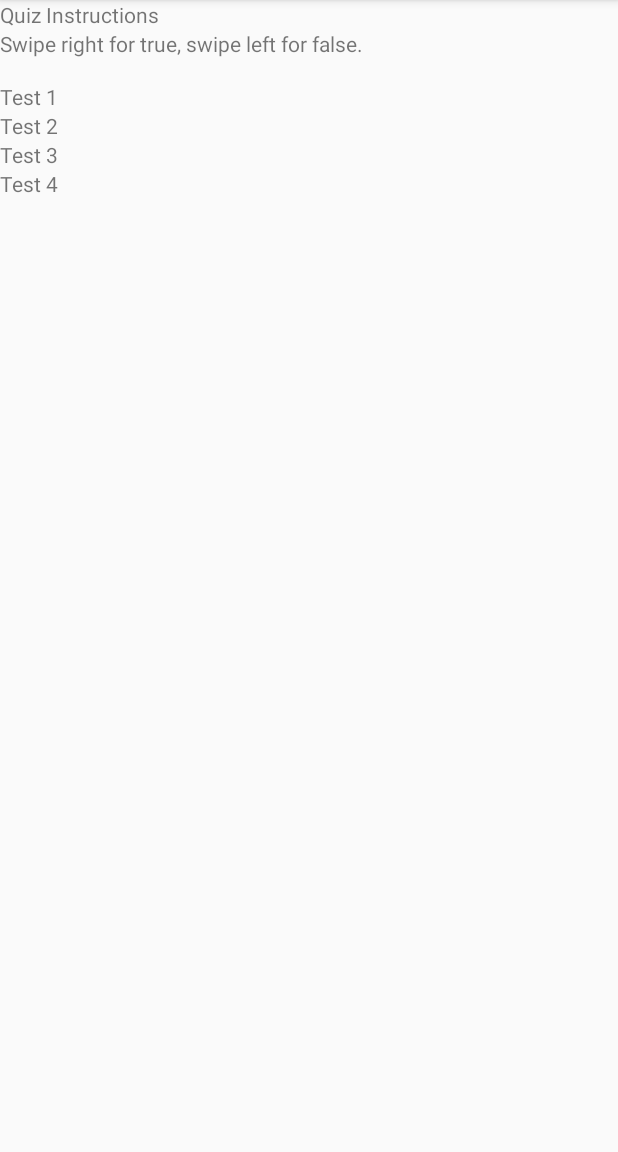
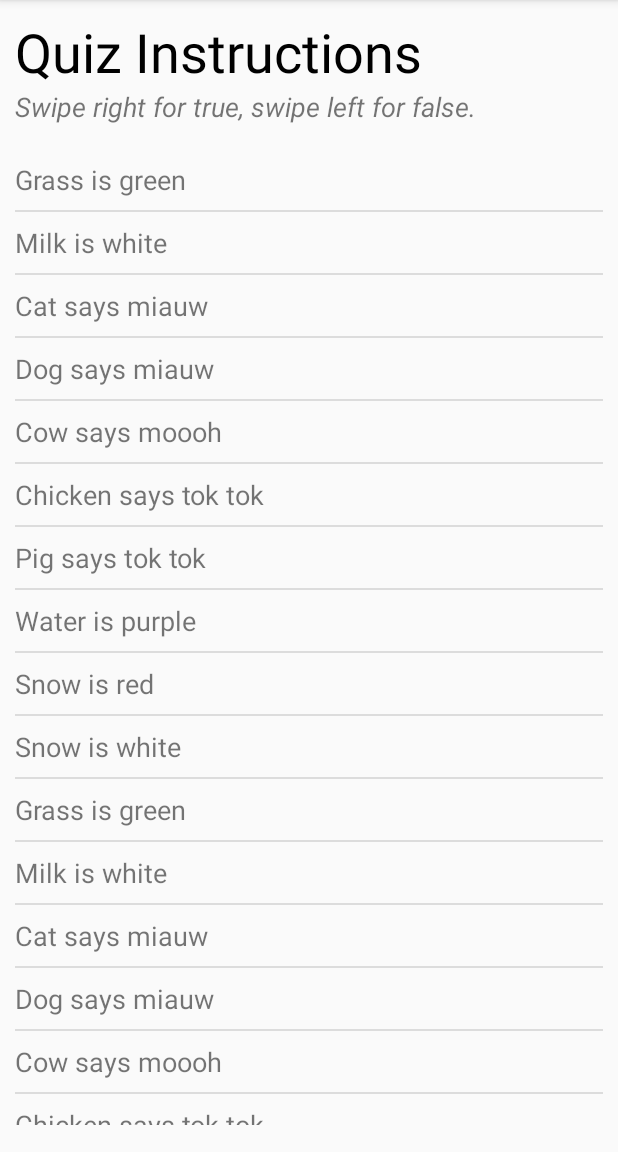
Before and after one commit to schiey001/2.2_SwipeQuiz, an Android app: the screen it shows after launch (MainActivity), on a phone screen of 412 x 824 dp, the part 84-1236 px from its top. Run offline under Robolectric (Android 15) with nearby library versions, the phone set to English and light mode, and no system bars.

Commit message:
2nd commit

```diff
--- a/app/src/main/java/com/example/swipequiz/MainActivity.kt
+++ b/app/src/main/java/com/example/swipequiz/MainActivity.kt
@@ -2,9 +2,10 @@ package com.example.swipequiz
 
 import androidx.appcompat.app.AppCompatActivity
 import android.os.Bundle
-import androidx.recyclerview.widget.LinearLayoutManager
-import androidx.recyclerview.widget.StaggeredGridLayoutManager
+import android.widget.Toast
+import androidx.recyclerview.widget.*
 import kotlinx.android.synthetic.main.activity_main.*
+import org.intellij.lang.annotations.JdkConstants
 
 class MainActivity : AppCompatActivity() {
 
@@ -18,13 +19,65 @@ class MainActivity : AppCompatActivity() {
     }
 
     private fun initViews() {
-        rvQuestions.layoutManager = StaggeredGridLayoutManager(1, LinearLayoutManager.VERTICAL)
+        rvQuestions.layoutManager = LinearLayoutManager(this@MainActivity, RecyclerView.VERTICAL, false)
         rvQuestions.adapter = questionAdapter
-
-        // Populate the questions list and notify the data set has changed.
+        rvQuestions.addItemDecoration(DividerItemDecoration(this@MainActivity, DividerItemDecoration.VERTICAL))
+        // Populate the item_question list and notify the data set has changed.
         for (i in Question.QUESTIONS.indices) {
             questions.add(Question(Question.QUESTIONS[i], Question.ANSWERS[i]))
         }
         questionAdapter.notifyDataSetChanged()
+        createItemTouchHelper().attachToRecyclerView(rvQuestions)
     }
+
+    /**
+     * Create a touch helper to recognize when a user swipes an item from a recycler view.
+     * An ItemTouchHelper enables touch behavior (like swipe and move) on each ViewHolder,
+     * and uses callbacks to signal when a user is performing these actions.
+     */
+    private fun createItemTouchHelper(): ItemTouchHelper {
+
+        // Callback which is used to create the ItemTouch helper. Only enables left swipe.
+        // Use ItemTouchHelper.SimpleCallback(0, ItemTouchHelper.LEFT or ItemTouchHelper.RIGHT) to also enable right swipe.
+        val callback = object : ItemTouchHelper.SimpleCallback(0, ItemTouchHelper.LEFT or ItemTouchHelper.RIGHT) {
+
+            // Enables or Disables the ability to move items up and down.
+            override fun onMove(
+                recyclerView: RecyclerView,
+                viewHolder: RecyclerView.ViewHolder,
+                target: RecyclerView.ViewHolder
+            ): Boolean {
+                return false
+            }
+
+            // Callback triggered when a user swiped an item.
+            override fun onSwiped(viewHolder: RecyclerView.ViewHolder, direction: Int) {
+                val position = viewHolder.adapterPosition
+                checkAnswer(position, direction)
+                questionAdapter.notifyDataSetChanged()
+            }
+        }
+        return ItemTouchHelper(callback)
+    }
+
+    private fun checkAnswer(positionInArray: Int, direction: Int){
+        val answerToQuestion = questions[positionInArray].answer
+        /* 4 = left and 8 = right */
+        if(direction == 4 && answerToQuestion == "False"){
+            showToast("Answer was correct, question has been removed.")
+            questions.removeAt(positionInArray)
+        }else if(direction == 8 && answerToQuestion == "True"){
+            showToast("Answer was correct, question has been removed.")
+            questions.removeAt(positionInArray)
+        }else{
+            showToast("Incorrect answer, question remains.")
+        }
+    }
+
+    private fun showToast(text: String){
+        val duration = Toast.LENGTH_SHORT
+        val toast = Toast.makeText(applicationContext, text, duration)
+        toast.show()
+    }
+
 }
--- a/app/src/main/java/com/example/swipequiz/Question.kt
+++ b/app/src/main/java/com/example/swipequiz/Question.kt
@@ -6,17 +6,49 @@ data class Question (
 ) {
     companion object {
         val QUESTIONS = arrayOf(
-            "Test 1",
-            "Test 2",
-            "Test 3",
-            "Test 4"
+            "Grass is green",
+            "Milk is white",
+            "Cat says miauw",
+            "Dog says miauw",
+            "Cow says moooh",
+            "Chicken says tok tok",
+            "Pig says tok tok",
+            "Water is purple",
+            "Snow is red",
+            "Snow is white",
+            "Grass is green",
+            "Milk is white",
+            "Cat says miauw",
+            "Dog says miauw",
+            "Cow says moooh",
+            "Chicken says tok tok",
+            "Pig says tok tok",
+            "Water is purple",
+            "Snow is red",
+            "Snow is white"
         )
 
         val ANSWERS = arrayOf(
             "True",
             "True",
             "True",
-            "False"
+            "False",
+            "True",
+            "True",
+            "False",
+            "False",
+            "False",
+            "True",
+            "True",
+            "True",
+            "True",
+            "False",
+            "True",
+            "True",
+            "False",
+            "False",
+            "False",
+            "True"
         )
     }
 }
--- a/app/src/main/java/com/example/swipequiz/QuestionAdapter.kt
+++ b/app/src/main/java/com/example/swipequiz/QuestionAdapter.kt
@@ -5,16 +5,25 @@ import android.view.LayoutInflater
 import android.view.View
 import android.view.ViewGroup
 import androidx.recyclerview.widget.RecyclerView
-import kotlinx.android.synthetic.main.questions.view.*
+import kotlinx.android.synthetic.main.item_question.view.*
 
-public class QuestionAdapter (private val questions: List<Question>) :
+class QuestionAdapter (private val questions: List<Question>) :
     RecyclerView.Adapter<QuestionAdapter.ViewHolder>() {
 
         lateinit var context: Context
 
+        inner class ViewHolder(itemView: View) : RecyclerView.ViewHolder(itemView) {
+            fun bind(question: Question) {
+                itemView.tvQuestion.text = question.question
+
+//                itemView.setOnClickListener {
+//                }
+            }
+        }
+
         override fun onCreateViewHolder(parent: ViewGroup, viewType: Int): ViewHolder {
             return ViewHolder(
-                LayoutInflater.from(parent.context).inflate(R.layout.questions, parent, false)
+                LayoutInflater.from(parent.context).inflate(R.layout.item_question, parent, false)
             )
         }
 
@@ -25,10 +34,4 @@ public class QuestionAdapter (private val questions: List<Question>) :
         override fun onBindViewHolder(holder: ViewHolder, position: Int) {
             holder.bind(questions[position])
         }
-
-        inner class ViewHolder(itemView: View) : RecyclerView.ViewHolder(itemView) {
-            fun bind(question: Question) {
-                itemView.tvQuestion.text = question.question
-            }
-        }
     }
--- a/app/src/main/res/layout/activity_main.xml
+++ b/app/src/main/res/layout/activity_main.xml
@@ -4,6 +4,7 @@
     xmlns:tools="http://schemas.android.com/tools"
     android:layout_width="match_parent"
     android:layout_height="match_parent"
+    android:padding="10dp"
     tools:context=".MainActivity">
 
     <TextView
@@ -11,6 +12,8 @@
         android:layout_width="wrap_content"
         android:layout_height="wrap_content"
         android:text="@string/quiz_instructions"
+        android:textColor="#000000"
+        android:textSize="36sp"
         app:layout_constraintStart_toStartOf="parent"
         app:layout_constraintTop_toTopOf="parent" />
 
@@ -19,6 +22,8 @@
         android:layout_width="wrap_content"
         android:layout_height="wrap_content"
         android:text="@string/quiz_instructions_2"
+        android:textSize="18sp"
+        android:textStyle="italic"
         app:layout_constraintStart_toStartOf="parent"
         app:layout_constraintTop_toBottomOf="@+id/tvHeader" />
 
@@ -27,6 +32,7 @@
         android:layout_width="0dp"
         android:layout_height="0dp"
         android:layout_marginTop="16dp"
+        android:layout_marginBottom="8dp"
         app:layout_constraintBottom_toBottomOf="parent"
         app:layout_constraintEnd_toEndOf="parent"
         app:layout_constraintStart_toStartOf="parent"
--- a/app/src/main/res/layout/questions.xml
+++ b/app/src/main/res/layout/item_question.xml
@@ -1,17 +1,21 @@
 <?xml version="1.0" encoding="utf-8"?>
-<androidx.constraintlayout.widget.ConstraintLayout
-    xmlns:android="http://schemas.android.com/apk/res/android"
+<androidx.constraintlayout.widget.ConstraintLayout xmlns:android="http://schemas.android.com/apk/res/android"
     xmlns:app="http://schemas.android.com/apk/res-auto"
-    xmlns:tools="http://schemas.android.com/tools"
+    android:id="@+id/cl"
     android:layout_width="match_parent"
     android:layout_height="wrap_content">
 
     <TextView
         android:id="@+id/tvQuestion"
-        android:layout_width="wrap_content"
+        android:layout_width="0dp"
         android:layout_height="wrap_content"
-        android:scaleType="centerCrop"
+        android:layout_marginTop="8dp"
+        android:layout_marginBottom="8dp"
+        android:lineSpacingExtra="0sp"
+        android:textSize="18sp"
         app:layout_constraintBottom_toBottomOf="parent"
+        app:layout_constraintEnd_toEndOf="parent"
         app:layout_constraintStart_toStartOf="parent"
         app:layout_constraintTop_toTopOf="parent" />
+
 </androidx.constraintlayout.widget.ConstraintLayout>
```
